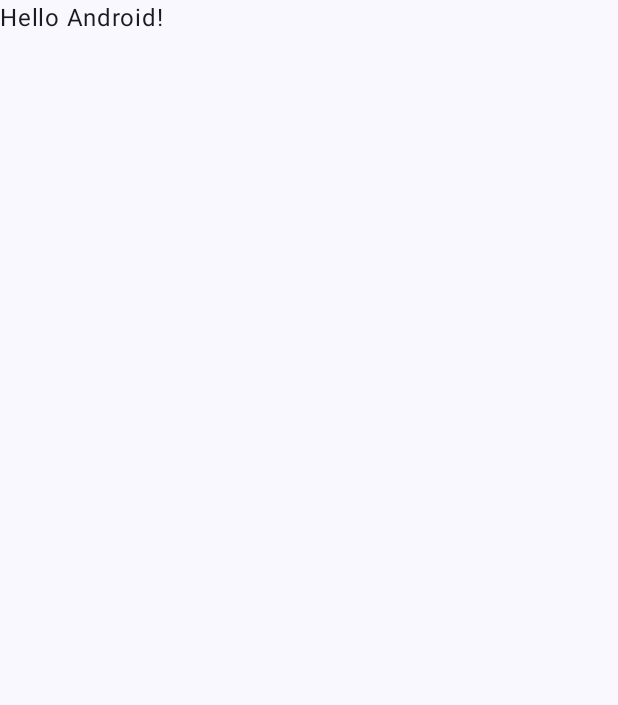
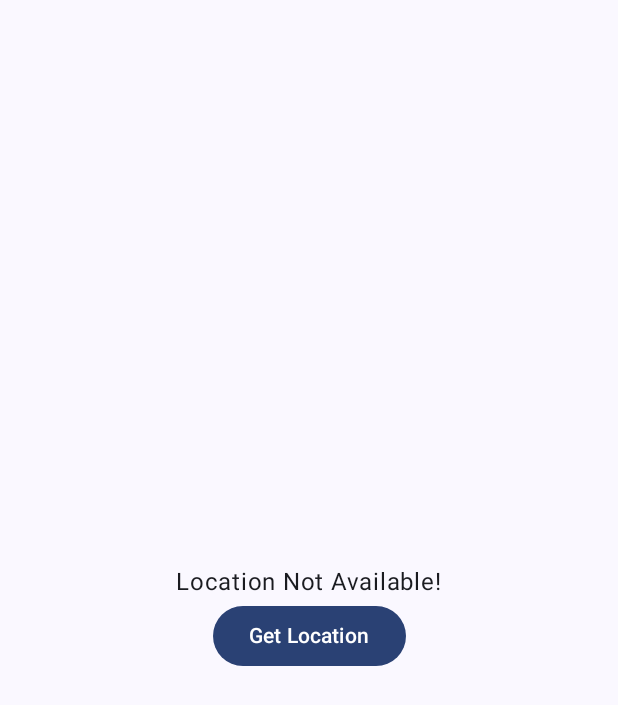
Before and after one commit to Phantom-VK/LocationApp, an Android app built with Jetpack Compose: the screen it shows after launch (MainActivity), on a phone screen of 412 x 824 dp. Before the commit the part shown is almost empty. Shown: the top 705 px of the screen. Run offline under Robolectric (Android 15) with nearby library versions, the phone set to English and light mode, and no system bars.

Commit message:
Added functionality to ask user for permissions

```diff
--- /dev/null
+++ b/app/src/main/java/com/example/locationapp/LocationData.kt
@@ -0,0 +1,6 @@
+package com.example.locationapp
+
+data class LocationData(
+    val latitude : Double,
+    val longitude : Double
+)
--- /dev/null
+++ b/app/src/main/java/com/example/locationapp/LocationViewModel.kt
@@ -0,0 +1,14 @@
+package com.example.locationapp
+
+import androidx.compose.runtime.State
+import androidx.compose.runtime.mutableStateOf
+import androidx.lifecycle.ViewModel
+
+class LocationViewModel :ViewModel() {
+    private val _location = mutableStateOf<LocationData?>(null)
+    val location: State<LocationData?> = _location
+
+    fun updateLocation(newLocation:LocationData){
+        _location.value = newLocation
+    }
+}
--- a/app/src/main/java/com/example/locationapp/MainActivity.kt
+++ b/app/src/main/java/com/example/locationapp/MainActivity.kt
@@ -1,28 +1,40 @@
 package com.example.locationapp
 
+import android.Manifest
+import android.content.Context
 import android.os.Bundle
+import android.widget.Toast
 import androidx.activity.ComponentActivity
+import androidx.activity.compose.rememberLauncherForActivityResult
 import androidx.activity.compose.setContent
+import androidx.activity.result.contract.ActivityResultContracts
+import androidx.activity.viewModels
+import androidx.compose.foundation.layout.Arrangement
+import androidx.compose.foundation.layout.Column
 import androidx.compose.foundation.layout.fillMaxSize
+import androidx.compose.material3.Button
 import androidx.compose.material3.MaterialTheme
 import androidx.compose.material3.Surface
 import androidx.compose.material3.Text
 import androidx.compose.runtime.Composable
+import androidx.compose.ui.Alignment
 import androidx.compose.ui.Modifier
-import androidx.compose.ui.tooling.preview.Preview
+import androidx.compose.ui.platform.LocalContext
+import androidx.core.app.ActivityCompat
 import com.example.locationapp.ui.theme.LocationAppTheme
 
 class MainActivity : ComponentActivity() {
     override fun onCreate(savedInstanceState: Bundle?) {
         super.onCreate(savedInstanceState)
         setContent {
+            val viewModel: LocationViewModel by viewModels()
             LocationAppTheme {
                 // A surface container using the 'background' color from the theme
                 Surface(
                     modifier = Modifier.fillMaxSize(),
                     color = MaterialTheme.colorScheme.background
                 ) {
-                    Greeting("Android")
+                    MyApp(viewModel)
                 }
             }
         }
@@ -30,17 +42,71 @@ class MainActivity : ComponentActivity() {
 }
 
 @Composable
-fun Greeting(name: String, modifier: Modifier = Modifier) {
-    Text(
-        text = "Hello $name!",
-        modifier = modifier
-    )
+fun MyApp(viewModel: LocationViewModel){
+    val context = LocalContext.current
+    val locationUtils = LocationUtils(context)
+    LocationDisplay(context = context, viewModel = viewModel , locationUtils = locationUtils)
 }
 
-@Preview(showBackground = true)
 @Composable
-fun GreetingPreview() {
-    LocationAppTheme {
-        Greeting("Android")
+fun LocationDisplay(context: Context,viewModel:LocationViewModel, locationUtils: LocationUtils) {
+    val requestPermissionLauncher = rememberLauncherForActivityResult(
+        contract = ActivityResultContracts.RequestMultiplePermissions(),
+        onResult = { permissions ->
+            if (permissions[Manifest.permission.ACCESS_FINE_LOCATION] == true
+                && permissions[Manifest.permission.ACCESS_COARSE_LOCATION] == true
+            ) {
+                //Have location access
+            } else {
+                // ASK FOR ACCESS
+                val rationalRequired = ActivityCompat.shouldShowRequestPermissionRationale(
+                    context as MainActivity,
+                    Manifest.permission.ACCESS_FINE_LOCATION
+                ) || ActivityCompat.shouldShowRequestPermissionRationale(
+                    context,
+                    Manifest.permission.ACCESS_COARSE_LOCATION
+                )
+                if (rationalRequired) {
+                    Toast.makeText(
+                        context, "Location access is required for this feature to work!",
+                        Toast.LENGTH_LONG
+                    )
+                        .show()
+                }else{
+                    Toast.makeText(
+                        context, "Location access is required for this feature to work! Please enable it in mobile settings",
+                        Toast.LENGTH_LONG
+                    )
+                        .show()
+                }
+
+            }
+
+        })
+    Column(
+        modifier = Modifier.fillMaxSize(),
+        verticalArrangement = Arrangement.Center,
+        horizontalAlignment = Alignment.CenterHorizontally
+    ) {
+
+        Text(text = "Location Not Available!")
+
+        Button(onClick = {
+            if (locationUtils.hasLocationPermission(context)) {
+                //Display location
+            } else {
+                // Ask for permission
+                requestPermissionLauncher.launch(
+                    arrayOf(
+                        Manifest.permission.ACCESS_FINE_LOCATION,
+                        Manifest.permission.ACCESS_COARSE_LOCATION
+                    )
+                )
+            }
+        }) {
+            Text(text = "Get Location")
+
+        }
+
     }
 }
```
